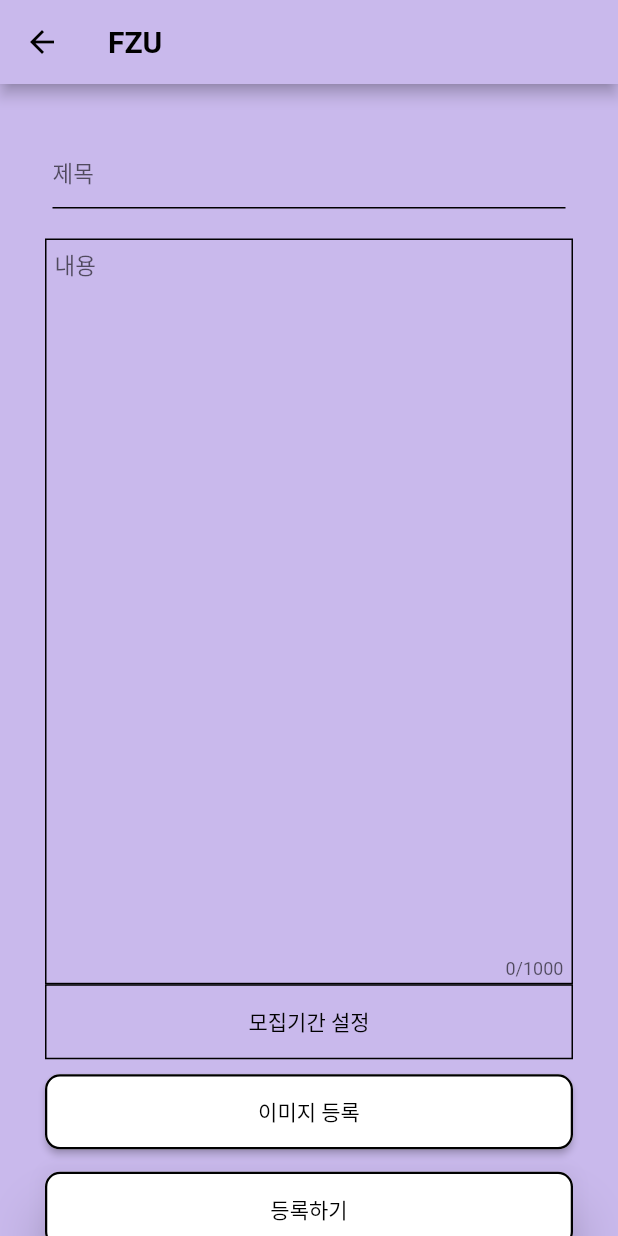
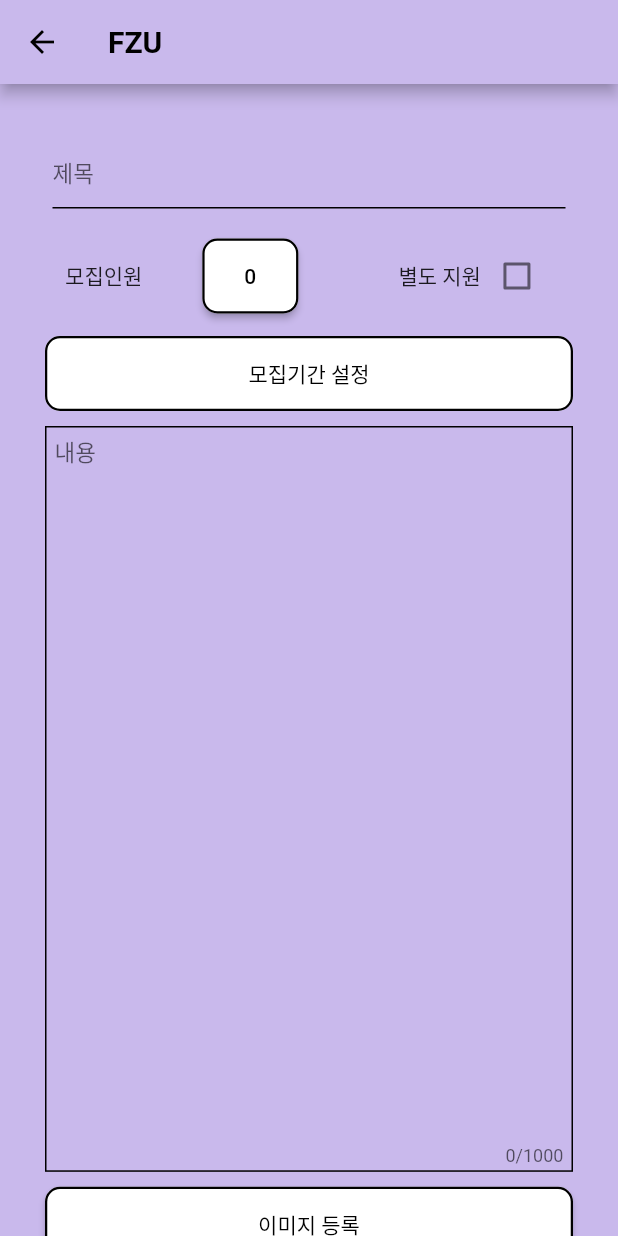
Before and after one commit to applejuice987/fzu_capston, a Flutter app: the Page2Sponsor_AddAd screen opened directly, on a phone screen of 412 x 824 dp. Run offline on Flutter 3.47's test engine with Material 2 defaults, Android fonts, the phone set to English and light mode, and no system bars; our stand-ins replace cloud_firestore, firebase_auth, firebase_core, fluttertoast, image_picker, numberpicker and 1 more; accounts and stored records are empty.

Commit message:
refactor : detailad, Addad, Sponsor feat : AddAd - 모집 인원 및 방법 추가

```diff
--- a/lib/Page_2/Page2Sponsor_AddAd.dart
+++ b/lib/Page_2/Page2Sponsor_AddAd.dart
@@ -1,5 +1,3 @@
-//import 'dart:html';
-
 import 'dart:convert';
 import 'dart:io';
 import 'package:intl/intl.dart';
@@ -8,10 +6,8 @@ import 'package:firebase_auth/firebase_auth.dart';
 import 'package:flutter/widgets.dart';
 import 'package:flutter/material.dart';
 import 'package:flutter/cupertino.dart';
-import 'package:fzu/Page_2/Page2Sponsor_DetailAd.dart';
 import 'package:image_picker/image_picker.dart';
-
-import 'Page2Sponsor.dart';
+import 'package:numberpicker/numberpicker.dart';
 
 //TODO!! 로그인 한 사람이 스폰서 일 경우, 이 화면 출력
 
@@ -30,6 +26,7 @@ class sponsorup {
   final List<String> applicant;
   final String duration;
   final int recruitNum;
+  final bool isChecked;
 
   sponsorup(
       {required this.title,
@@ -38,7 +35,8 @@ class sponsorup {
       required this.image,
       required this.applicant,
       required this.duration,
-      required this.recruitNum});
+      required this.recruitNum,
+      required this.isChecked});
 
   sponsorup.fromJson(Map<String, dynamic> json)
       : title = json['title'],
@@ -47,7 +45,8 @@ class sponsorup {
         image = json['image'],
         applicant = json['applicant'],
         duration = json['duration'],
-        recruitNum = json['recruitNum'];
+        recruitNum = json['recruitNum'],
+        isChecked = json['isChecked'];
 
   Map<String, dynamic> toJson() => {
         'title': title,
@@ -56,7 +55,8 @@ class sponsorup {
         'image': image,
         'applicant': applicant,
         'duration': duration,
-        'recruitNum': recruitNum
+        'recruitNum': recruitNum,
+        'isChecked': isChecked
       };
 }
 
@@ -79,6 +79,7 @@ class _Page2Sponsor_AddAdState extends State<Page2Sponsor_AddAd> {
   late String docId = auth.currentUser!.email.toString();
   String _duration = '모집기간 설정';
   DateTimeRange? _applyDuration;
+  bool _isChecked = false;
 
   @override
   void initState() {
@@ -106,13 +107,13 @@ class _Page2Sponsor_AddAdState extends State<Page2Sponsor_AddAd> {
             DateTime.now().year, DateTime.now().month + 6, DateTime.now().day),
         saveText: "완료",
         helpText: "모집기간 설정",
-      cancelText: "취소"
-    );
+        cancelText: "취소");
     // if (_applyDuration!.start.isAfter(DateTime.now())) {
     //   //TODO 늦게 시작하는 광고모집 처리
     // }
     setState(() {
-      _duration = '${DateFormat('yyyy-MM-dd').format(_applyDuration!.start)} - ${DateFormat('yyyy-MM-dd').format(_applyDuration!.end)}';
+      _duration =
+          '${DateFormat('yyyy-MM-dd').format(_applyDuration!.start)} - ${DateFormat('yyyy-MM-dd').format(_applyDuration!.end)}';
     });
   }
 
@@ -122,6 +123,37 @@ class _Page2Sponsor_AddAdState extends State<Page2Sponsor_AddAd> {
       FirebaseFirestore.instance.collection('AdTable');
   CollectionReference user =
       FirebaseFirestore.instance.collection('userInfoTable');
+
+  void showSelectApplicantNumDialog() {
+    showDialog<int>(
+        context: context,
+        builder: (BuildContext context) {
+          return AlertDialog(
+            title: Container(
+                alignment: Alignment.center, child: Text("모집인원을 선택하세요")),
+            content: StatefulBuilder(builder: (context, SBsetState) {
+              return NumberPicker(
+                  value: _recruitNum,
+                  minValue: 0,
+                  maxValue: 50,
+                  onChanged: (value) {
+                    setState(() =>
+                        _recruitNum = value); // to change on widget level state
+                    SBsetState(() =>
+                        _recruitNum = value); //* to change on dialog state
+                  });
+            }),
+            actions: [
+              TextButton(
+                child: Text("OK"),
+                onPressed: () {
+                  Navigator.of(context).pop();
+                },
+              )
+            ],
+          );
+        });
+  }
 
   Widget build(BuildContext context) {
     final ImagePicker _picker = ImagePicker();
@@ -173,6 +205,74 @@ class _Page2Sponsor_AddAdState extends State<Page2Sponsor_AddAd> {
                 ),
                 const SizedBox(
                   height: 15,
+                ),
+                Row(
+                  mainAxisAlignment: MainAxisAlignment.spaceEvenly,
+                  children: [
+                    Row(
+                      children: [
+                        const Text("모집인원"),
+                        const SizedBox(
+                          width: 40,
+                        ),
+                        SizedBox(
+                            height: 50,
+                            child: ElevatedButton(
+                                onPressed: () {
+                                  showSelectApplicantNumDialog();
+                                },
+                                style: ElevatedButton.styleFrom(
+                                    backgroundColor: Colors.white,
+                                    side: const BorderSide(
+                                        color: Colors.black, width: 1.5),
+                                    shape: const RoundedRectangleBorder(
+                                        borderRadius: BorderRadius.all(
+                                            Radius.circular(10.0)))),
+                                child: Text(_recruitNum.toString()))),
+                      ],
+                    ),
+                    const SizedBox(width: 40,),
+                    Row(
+                      children: [
+                        const Text("별도 지원"),
+                        Checkbox(
+                            value: _isChecked,
+                            onChanged: (value) {
+                              setState(() {
+                                _isChecked = value!;
+                              });
+                            })
+                      ],
+                    ),
+                  ],
+                ),
+                const SizedBox(
+                  height: 15,
+                ),
+                SizedBox(
+                  width: double.infinity,
+                  height: 50,
+                  child: OutlinedButton(
+                      onPressed: () {
+                        setState(() {
+                          applyDuration();
+                          print("DSFdasfsafdsafsdafas$_applyDuration");
+                        });
+                      },
+                      style: ElevatedButton.styleFrom(
+                          backgroundColor: Colors.white,
+                          side:
+                              const BorderSide(color: Colors.black, width: 1.5),
+                          shape: const RoundedRectangleBorder(
+                              borderRadius:
+                                  BorderRadius.all(Radius.circular(10.0)))),
+                      child: Text(
+                        _duration,
+                        style: const TextStyle(color: Colors.black),
+                      )),
+                ),
+                const SizedBox(
+                  height: 10,
                 ),
                 Column(
                   children: [
@@ -239,29 +339,6 @@ class _Page2Sponsor_AddAdState extends State<Page2Sponsor_AddAd> {
                         ],
                       ),
                     ),
-                    Container(
-                      width: double.infinity,
-                      height: 50,
-                      child: OutlinedButton(
-                          onPressed: () {
-                            setState(() {
-                              applyDuration();
-                              print("DSFdasfsafdsafsdafas$_applyDuration");
-                            });
-
-                          },
-                          style: OutlinedButton.styleFrom(
-                            side: BorderSide(color: Colors.black),
-                                shape: RoundedRectangleBorder(
-                                  borderRadius: BorderRadius.all(Radius.zero)
-                                )
-
-                          ),
-                          child: Text(
-                            _duration,
-                            style: TextStyle(color: Colors.black),
-                          )),
-                    ),
                     const SizedBox(
                       height: 10,
                     ),
@@ -302,8 +379,8 @@ class _Page2Sponsor_AddAdState extends State<Page2Sponsor_AddAd> {
                                 applicant: [],
                                 image: img64(_imageFile),
                                 duration: _duration,
-                              recruitNum: _recruitNum
-                            );
+                                recruitNum: _recruitNum,
+                                isChecked: _isChecked);
                             AdTable.doc(titlebox).set(sponsorModel1.toJson());
                             user
                                 .doc('user')
```
Also changed, not shown: lib/Page_2/Page2Sponsor_DetailAd.dart (+2 -19 lines). Lines whose indentation alone changed are shown as unchanged.
